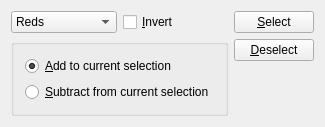
First picture: the form in krita/plugins/extensions/colorrange/wdg_colorrange.ui, repository KDE/krita, before the edit.
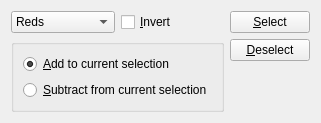
Second picture: the form after the edit.

Commit message:
Remove any hardcoding of spaces to 6 and margins to 9/11 in Krita's UI

thanks boud for review

What changed in the file:
```diff
--- a/krita/plugins/extensions/colorrange/wdg_colorrange.ui
+++ b/krita/plugins/extensions/colorrange/wdg_colorrange.ui
@@ -161,7 +161,6 @@
    </item>
   </layout>
  </widget>
- <layoutdefault spacing="6" margin="11"/>
  <resources/>
  <connections/>
 </ui>
```
The commit also changes 62 other files.
